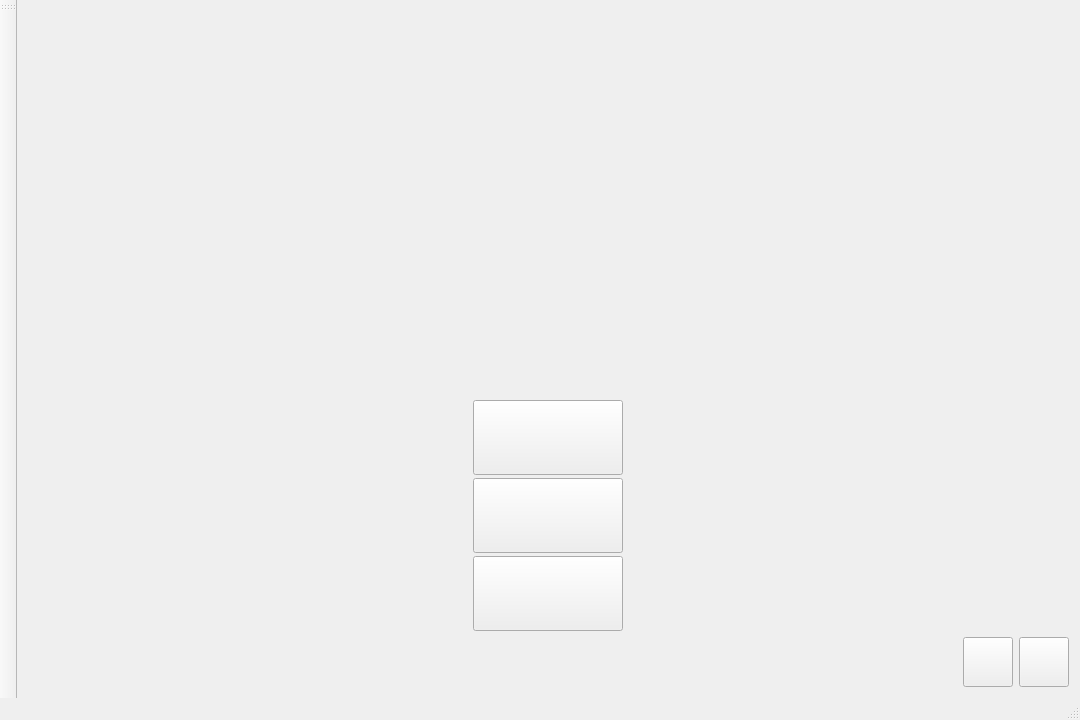
Qt form THE-GAME/MainWindow.ui (Khaens/THE-GAME) before a commit.
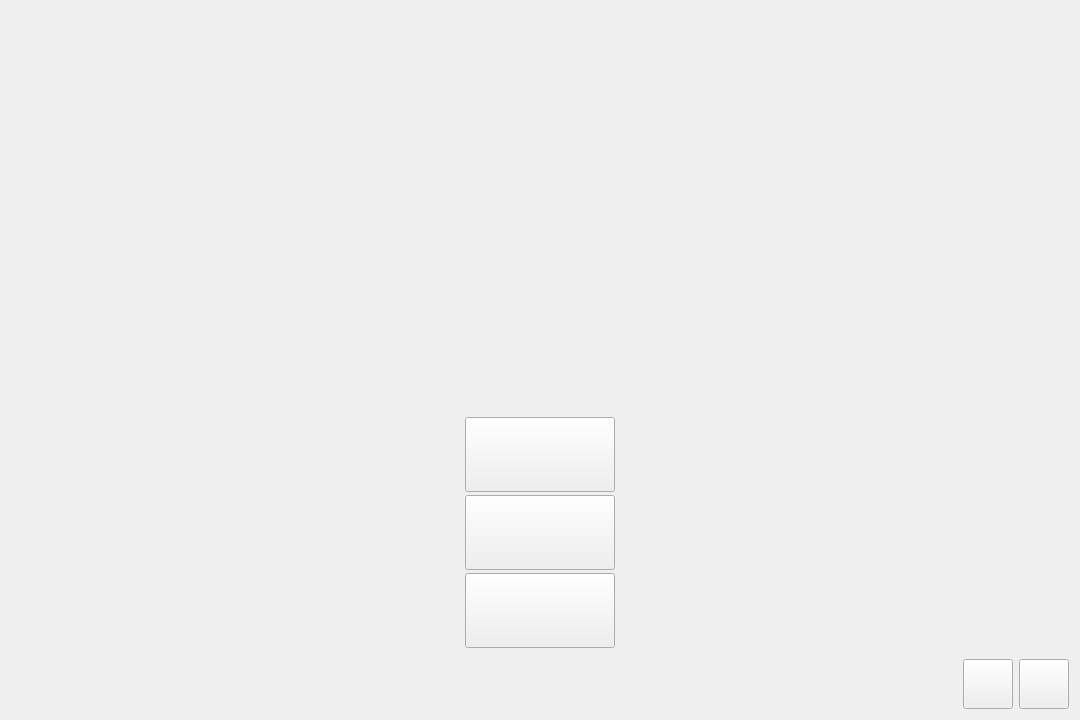
The same form after that commit.

```diff
--- a/THE-GAME/MainWindow.ui
+++ b/THE-GAME/MainWindow.ui
@@ -195,15 +195,6 @@
     </item>
    </layout>
   </widget>
-  <widget class="QToolBar" name="mainToolBar">
-   <attribute name="toolBarArea">
-    <enum>LeftToolBarArea</enum>
-   </attribute>
-   <attribute name="toolBarBreak">
-    <bool>false</bool>
-   </attribute>
-  </widget>
-  <widget class="QStatusBar" name="statusBar"/>
  </widget>
  <layoutdefault spacing="6" margin="11"/>
  <resources/>
```
